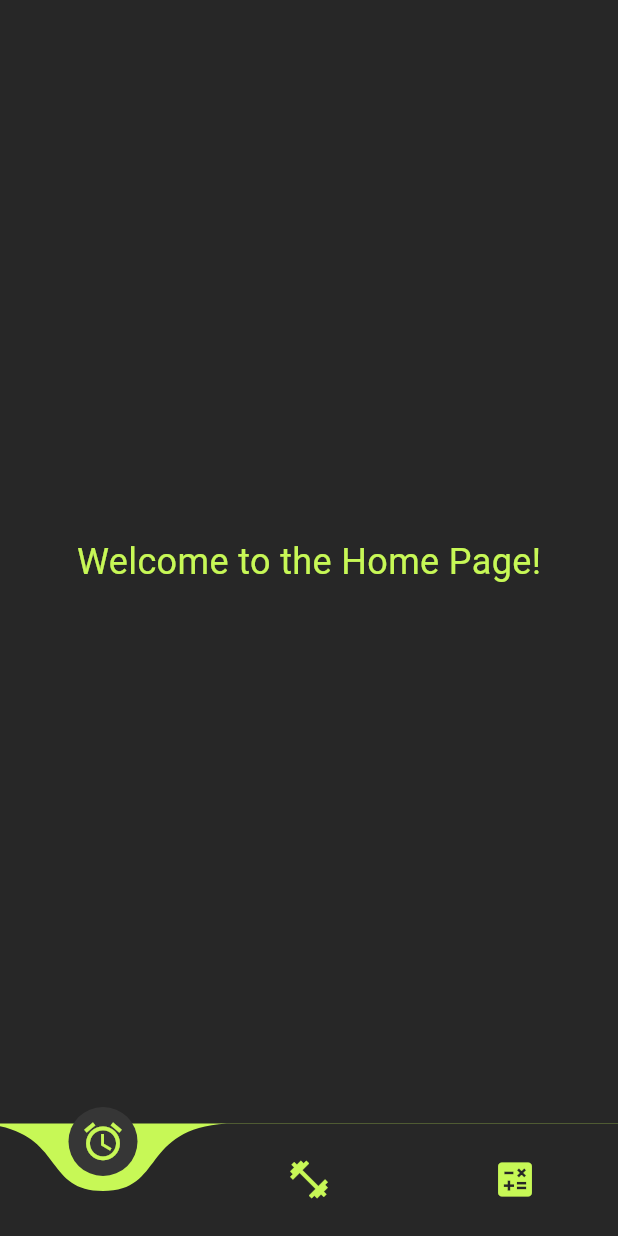
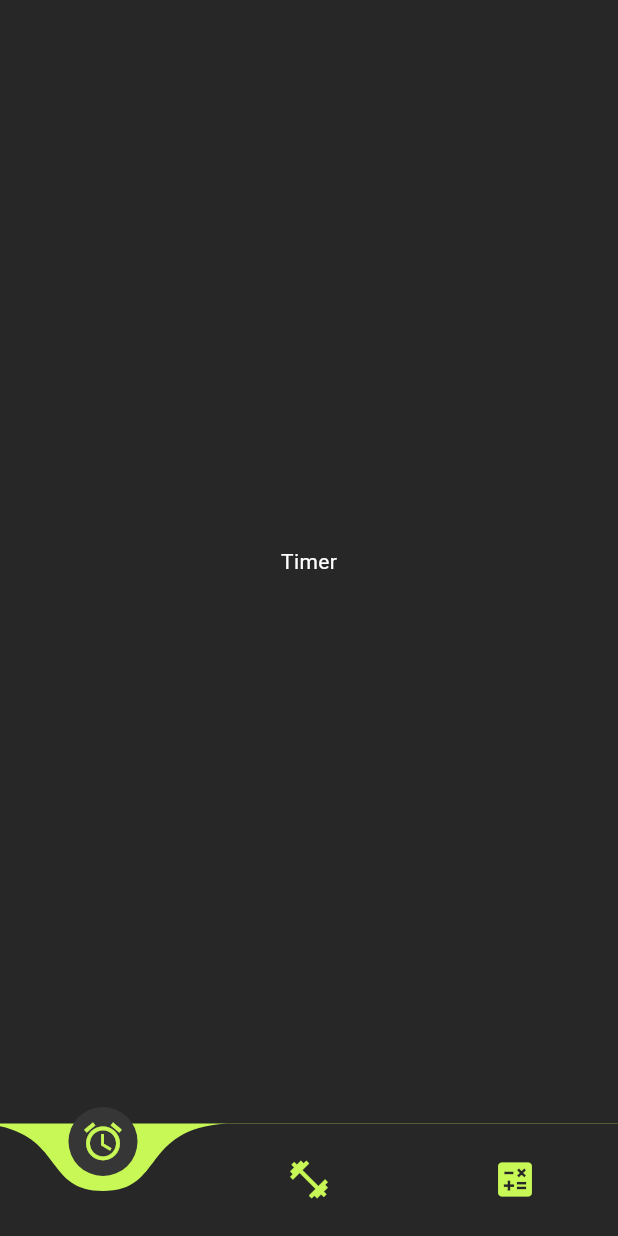
Before and after one commit to SamirahF/gym-rat, a Flutter app: the HomeScreen screen opened directly, on a phone screen of 412 x 824 dp. Run offline on Flutter 3.47's test engine with Material 3 defaults, Android fonts, the phone set to English and light mode, and no system bars; drawn by our look-alikes of curved_navigation_bar.

Commit message:
added saperate pages for navbar

```diff
--- a/lib/home_Screen.dart
+++ b/lib/home_Screen.dart
@@ -1,19 +1,43 @@
 import 'package:flutter/material.dart';
 import 'package:curved_navigation_bar/curved_navigation_bar.dart';
+import 'package:gym_rat/nav_screens.dart';
 
-class HomeScreen extends StatelessWidget {
+class HomeScreen extends StatefulWidget {
   const HomeScreen({super.key});
+
+  @override
+  _HomeScreen createState() {
+    return _HomeScreen();
+  }
+}
+
+class _HomeScreen extends State<HomeScreen> {
+  Widget activeScreen = const TimerScreen();
+  void switchScreen(index) {
+    if (index == 0) {
+      setState(() {
+        activeScreen = const TimerScreen();
+      });
+    }
+
+    if (index == 1) {
+      setState(() {
+        activeScreen = const LibraryScreen();
+      });
+    }
+
+    if (index == 2) {
+      setState(() {
+        activeScreen = const CalculatorScreen();
+      });
+    }
+  }
+
   @override
   Widget build(BuildContext context) {
     return Scaffold(
       backgroundColor: const Color.fromARGB(255, 39, 39, 39),
-      body: const Center(
-        child: Text(
-          'Welcome to the Home Page!',
-          style: TextStyle(
-              fontSize: 24.0, color: Color.fromARGB(255, 199, 248, 86)),
-        ),
-      ),
+      body: activeScreen,
       bottomNavigationBar: CurvedNavigationBar(
         backgroundColor: const Color.fromARGB(255, 199, 248, 86),
         color: const Color.fromARGB(255, 39, 39, 39),
@@ -36,7 +60,7 @@ class HomeScreen extends StatelessWidget {
           ),
         ],
         onTap: (index) {
-          //Handle button tap
+          switchScreen(index);
         },
       ),
     );
--- /dev/null
+++ b/lib/nav_screens.dart
@@ -0,0 +1,49 @@
+import 'package:flutter/material.dart';
+
+class CalculatorScreen extends StatelessWidget {
+  const CalculatorScreen({super.key});
+
+  @override
+  Widget build(BuildContext context) {
+    return const Center(
+      child: Column(mainAxisAlignment: MainAxisAlignment.center, children: [
+        Text(
+          "Calculator",
+          style: TextStyle(color: Colors.white),
+        )
+      ]),
+    );
+  }
+}
+
+class TimerScreen extends StatelessWidget {
+  const TimerScreen({super.key});
+
+  @override
+  Widget build(BuildContext context) {
+    return const Center(
+      child: Column(mainAxisAlignment: MainAxisAlignment.center, children: [
+        Text(
+          "Timer",
+          style: TextStyle(color: Colors.white),
+        )
+      ]),
+    );
+  }
+}
+
+class LibraryScreen extends StatelessWidget {
+  const LibraryScreen({super.key});
+
+  @override
+  Widget build(BuildContext context) {
+    return const Center(
+      child: Column(mainAxisAlignment: MainAxisAlignment.center, children: [
+        Text(
+          "Library",
+          style: TextStyle(color: Colors.white),
+        )
+      ]),
+    );
+  }
+}
```
